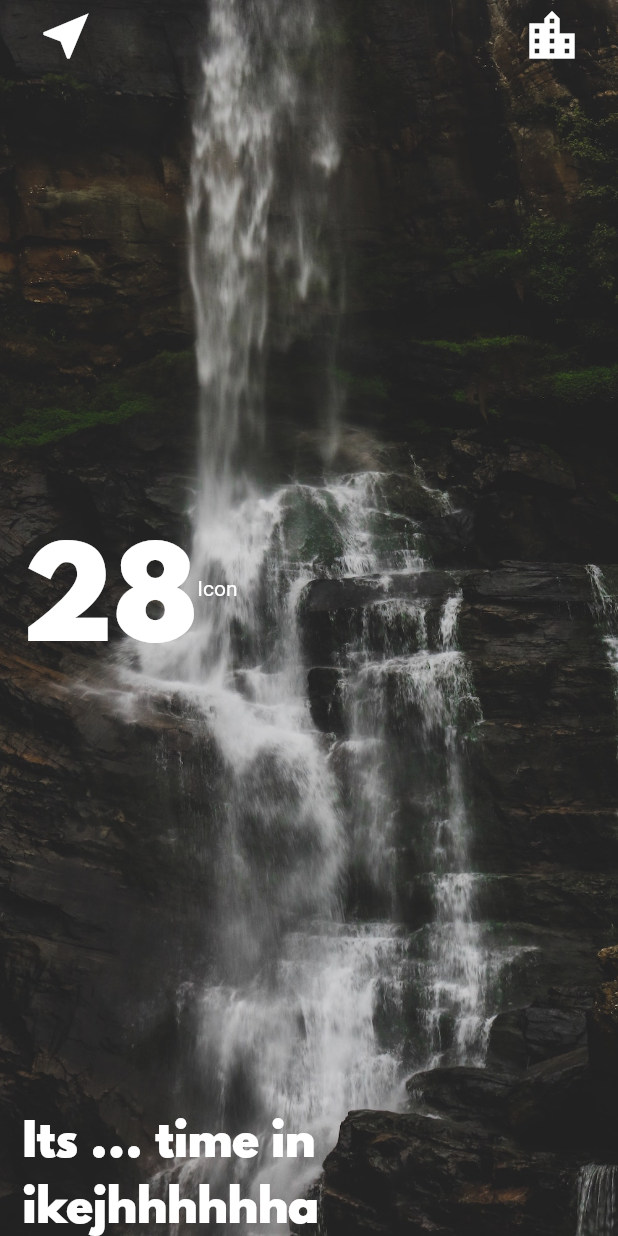
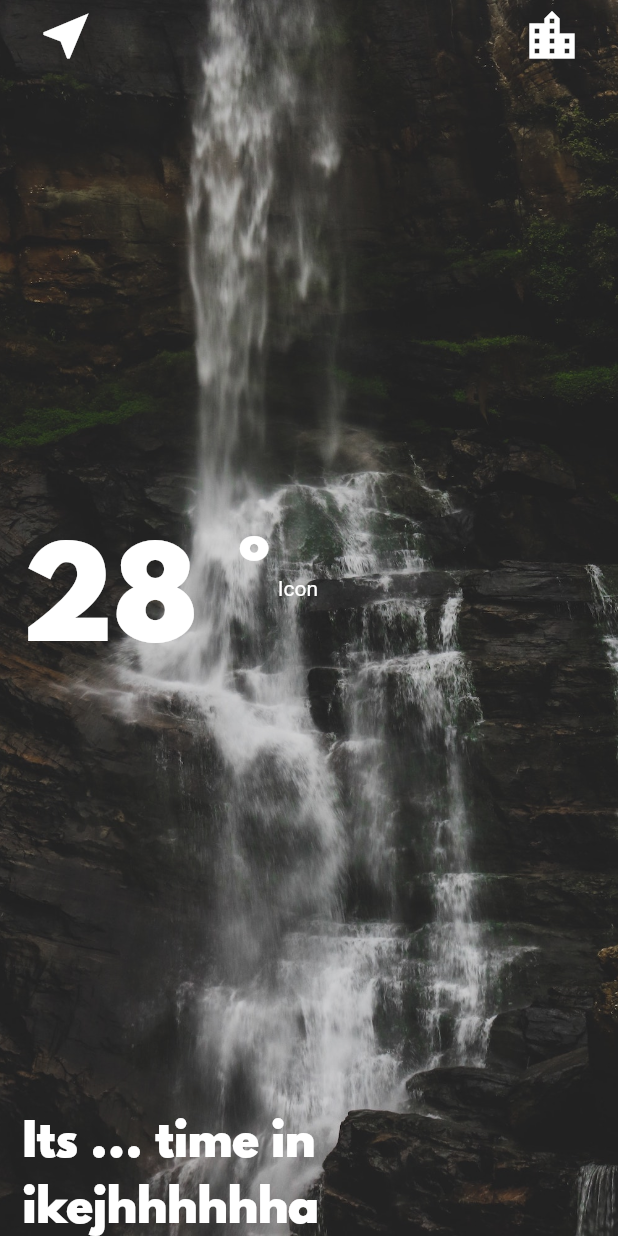
Before and after one commit to bukunmialuko/Xaea104, a Flutter app: the screen it shows after launch, on a phone screen of 412 x 824 dp. Run offline on Flutter 3.47's test engine with Material 2 defaults, Android fonts, the phone set to English and light mode, and no system bars; our stand-ins replace flutter_spinkit.

```diff
--- a/lib/screens/location_screen.dart
+++ b/lib/screens/location_screen.dart
@@ -67,7 +67,7 @@ class _LocationScreenState extends State<LocationScreen> {
               child: Row(
                 children: [
                   Text(
-                    "28", style: KTempTextStyle
+                    "28 °", style: KTempTextStyle
                   ),
                   Text(
                       "Icon")
```
